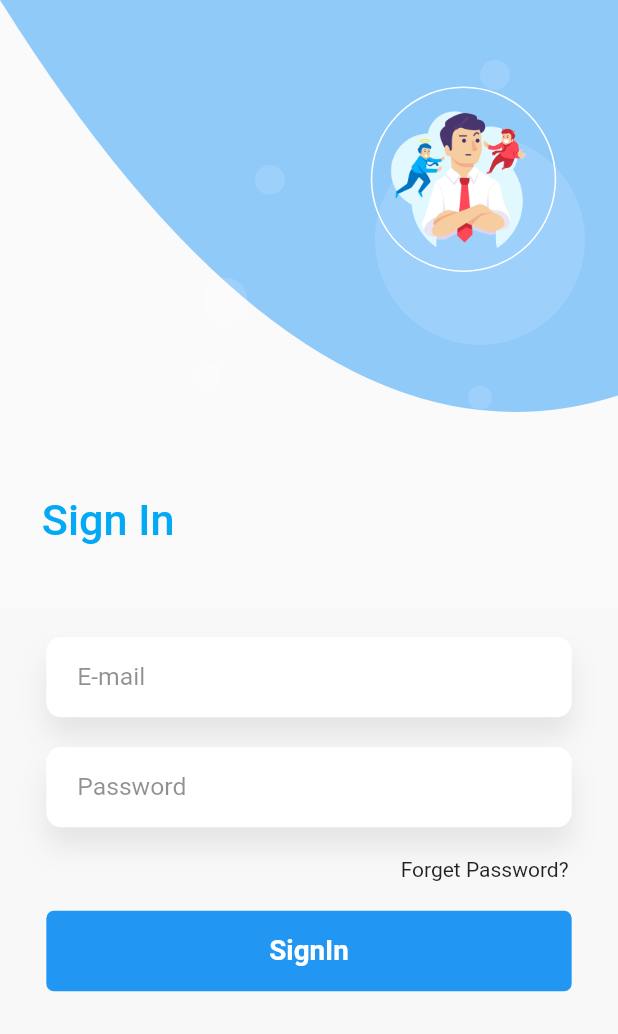
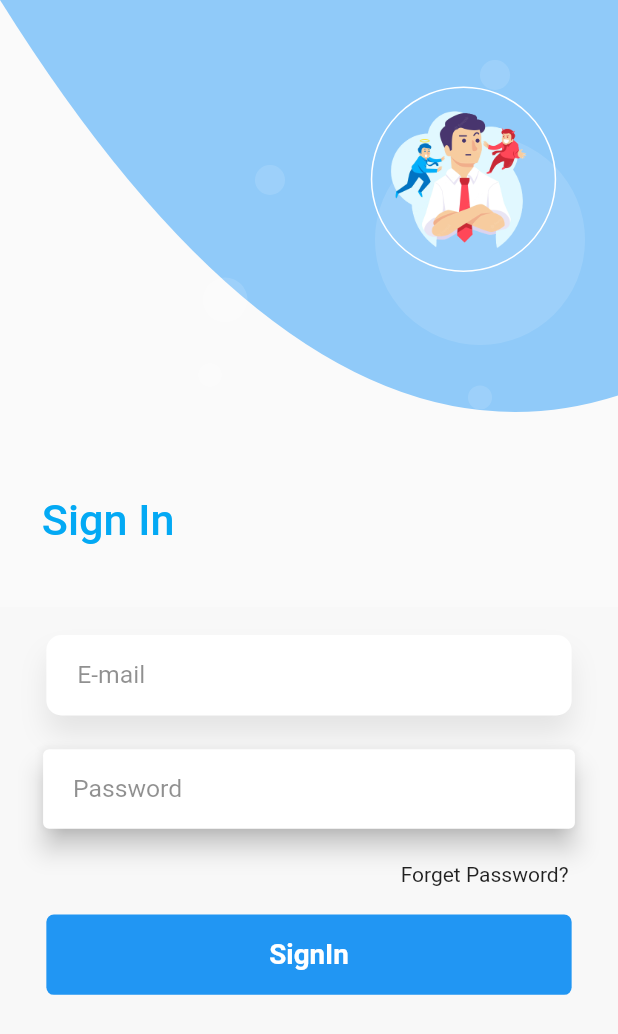
Before and after one commit to Farazkhanbwn/attendance_app, a Flutter app: the screen it shows after launch, on a phone screen of 412 x 824 dp. Shown: the top 1034 px of the screen. Run offline on Flutter 3.47's test engine with Material 2 defaults, Android fonts, the light colour scheme and no system bars; our stand-ins replace another_flushbar, cloud_firestore, firebase_auth, firebase_core, flutter_blue, flutter_bluetooth_serial and 3 more; accounts and stored records are empty; Roboto replaces fonts that are missing (Montserrat).

Commit message:
clean the code

```diff
--- a/lib/admin/allocation_subject_student.dart
+++ b/lib/admin/allocation_subject_student.dart
@@ -156,8 +156,7 @@ class _AllocateSubjectFormState extends State<AllocateSubjectForm> {
                           _checkedItems.clear();
                         }
                       });
-                  },
-                ),
+                    }),
                 // Container(
                 //   child: StreamBuilder<QuerySnapshot<Map<String, dynamic>>>(
                 //     stream:
--- a/lib/signin.dart
+++ b/lib/signin.dart
@@ -48,6 +48,7 @@ class _SignInState extends State<SignIn> {
         // context,
         // MaterialPageRoute(builder: (context) => AddAdmin()));
         route();
+
         Flushbar(
           maxWidth: width * 0.8,
           backgroundColor: Colors.black,
@@ -205,11 +206,12 @@ class _SignInState extends State<SignIn> {
   Widget build(BuildContext context) {
     width = MediaQuery.of(context).size.width;
     height = MediaQuery.of(context).size.height;
-    return KeyboardDismissOnTap(
-      child: Scaffold(
+    return Scaffold(
       body: SizedBox(
+        child: SingleChildScrollView(
+          child: SizedBox(
+            height: height,
             width: width,
-          height: height,
             child: Column(children: [
               Stack(
                 children: [
@@ -294,42 +296,55 @@ class _SignInState extends State<SignIn> {
                                   fontFamily: 'Montserrat',
                                   fontWeight: FontWeight.w400,
                                   fontSize: width * 0.04,
-                                  color: const Color.fromRGBO(34, 34, 34,
-                                      0.5)), /*labelText: 'Enter your email'*/
+                                  color: const Color.fromRGBO(34, 34, 34, 0.5),
+                                ), /*labelText: 'Enter your email'*/
                               ),
                             ),
                           ),
                         ),
-                      Container(
-                        alignment: Alignment.center,
-                        width: width * 0.85,
-                        height: height * 0.065,
-                        decoration: BoxDecoration(
-                          color: const Color(0xffFFFFFF),
-                          borderRadius: BorderRadius.circular(10),
-                          boxShadow: const [
-                            BoxShadow(
-                              color: Color.fromRGBO(0, 0, 0, 0.08),
-                              blurRadius: 15,
-                              offset: Offset(0, 13), // Shadow position
-                            ),
-                          ],
-                        ),
-                        child: Padding(
-                          padding: EdgeInsets.only(left: width * 0.05),
+                        // Container(
+                        //   alignment: Alignment.center,
+                        //   width: width * 0.85,
+                        //   height: height * 0.065,
+                        //   decoration: BoxDecoration(
+                        //     color: const Color(0xffFFFFFF),
+                        //     borderRadius: BorderRadius.circular(10),
+                        //     boxShadow: const [
+                        //       BoxShadow(
+                        //         color: Color.fromRGBO(0, 0, 0, 0.08),
+                        //         blurRadius: 15,
+                        //         offset: Offset(0, 13), // Shadow position
+                        //       ),
+                        //     ],
+                        //   ),
+                        //child:
+                        Padding(
+                          padding: EdgeInsets.only(
+                              left: width * 0.06, right: width * 0.06),
+                          child: Card(
+                            elevation: 07,
                             child: TextFormField(
                               keyboardType: TextInputType.text,
                               controller: passwordController,
                               decoration: InputDecoration(
-                              border: InputBorder.none,
+                                border: OutlineInputBorder(
+                                  borderRadius: BorderRadius.circular(20),
+                                  borderSide: const BorderSide(
+                                    width: 0,
+                                    style: BorderStyle.none,
+                                  ),
+                                ),
+                                contentPadding: const EdgeInsets.fromLTRB(
+                                    20.0, 17.0, 10.0, 17.0),
                                 hintText: 'Password',
                                 hintStyle: TextStyle(
                                   fontFamily: 'Montserrat',
                                   fontWeight: FontWeight.w400,
                                   fontSize: width * 0.04,
-                                  color: const Color.fromRGBO(34, 34, 34,
-                                      0.5)), /*labelText: 'Enter your email'*/
+                                  color: const Color.fromRGBO(34, 34, 34, 0.5),
+                                ), /*labelText: 'Enter your email'*/
                               ),
+                              //     ),
                             ),
                           ),
                         ),
@@ -342,7 +357,8 @@ class _SignInState extends State<SignIn> {
                                 Navigator.push(
                                   context,
                                   MaterialPageRoute(
-                                  builder: (context) => const ForgetPassword(),
+                                    builder: (context) =>
+                                        const ForgetPassword(),
                                   ),
                                 );
                               }),
@@ -402,6 +418,7 @@ class _SignInState extends State<SignIn> {
             ]),
           ),
         ),
+      ),
     );
   }
 }
--- a/pubspec.yaml
+++ b/pubspec.yaml
@@ -49,11 +49,7 @@ dependencies:
   shimmer:
   flutter_bluetooth_serial:
   flutter_blue:
-  beacon_broadcast:
-  flutter_beacon:
-  path_provider:
-  mailer:
-  csv:
+
 
 dev_dependencies:
   flutter_test:
```
Also changed, not shown: lib/admin/admin_view.dart (+29 -29 lines), lib/teacher/bluetooth.dart (+4 -4 lines), pubspec.lock, 1 other file. Lines whose indentation alone changed are shown as unchanged.
